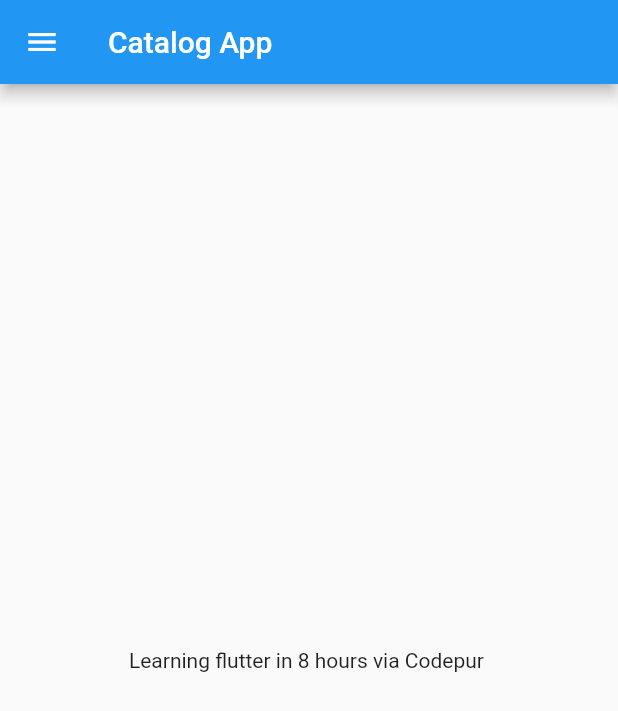
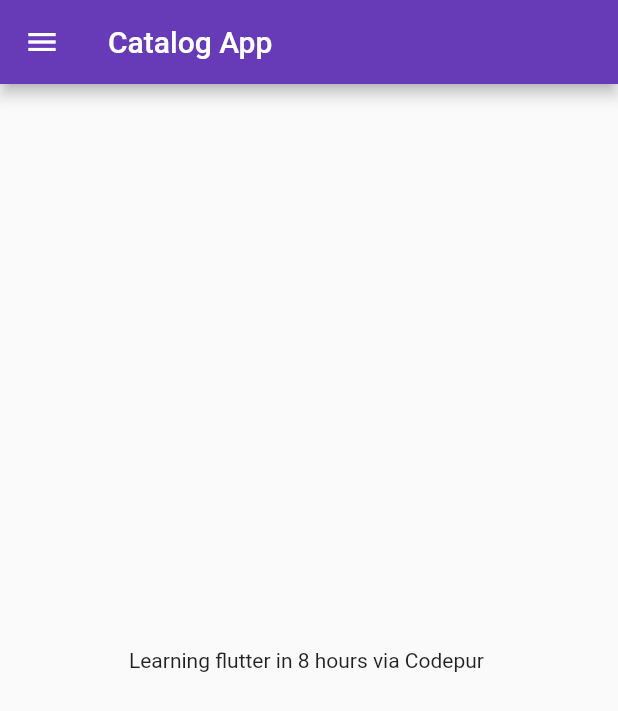
Before and after one commit to RangerRishabh/LearningFlutter, a Flutter app: the screen it shows after launch, on a phone screen of 412 x 824 dp. Shown: the top 711 px of the screen. Run offline on Flutter 3.47's test engine with Material 2 defaults, Android fonts, the phone set to English and light mode, and no system bars.

Commit message:
day 3 completed

```diff
--- a/lib/main.dart
+++ b/lib/main.dart
@@ -1,5 +1,6 @@
 import 'package:flutter/material.dart';
-import 'package:flutter_catalog/home_page.dart';
+import 'package:flutter_catalog/pages/home_page.dart';
+import 'package:flutter_catalog/pages/login_page.dart';
 
 void main() {
   runApp(MyApp());
@@ -10,7 +11,17 @@ class MyApp extends StatelessWidget {
   @override
   Widget build(BuildContext context) {
     return MaterialApp(
-      home: HomePage(),
+      themeMode: ThemeMode.light,
+      theme: ThemeData(primarySwatch: Colors.deepPurple ),
+      darkTheme: ThemeData(
+        brightness: Brightness.dark,
+      ),
+      initialRoute: "/home",
+      routes: {
+        "/":(context) => LoginPage(),
+        "/home":(context) => HomePage(),
+        "/login":(context) => LoginPage(),
+      },
       );
   }
 }
```
Also changed, not shown: lib/pages/login_page.dart (added, +21 -0 lines), lib/pages/home_page.dart (renamed from lib/home_page.dart).
